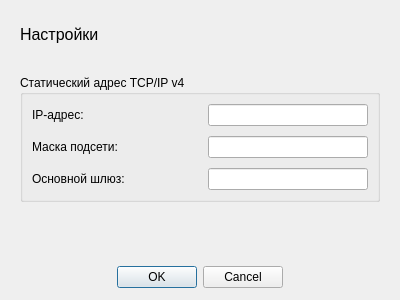
Before: the Qt Designer form tcpip/mainwindow.ui in nayk1982/tcpip, drawn with Qt 5.
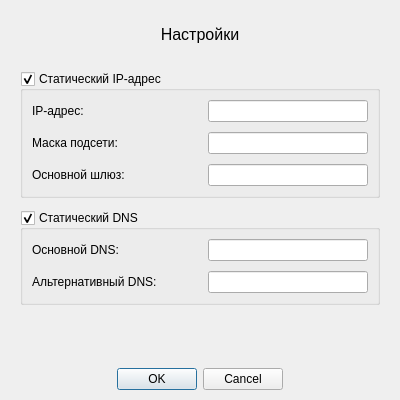
After: the same form once the commit is applied.

What changed in the file:
```diff
--- a/tcpip/mainwindow.ui
+++ b/tcpip/mainwindow.ui
@@ -7,7 +7,7 @@
     <x>0</x>
     <y>0</y>
     <width>400</width>
-    <height>300</height>
+    <height>400</height>
    </rect>
   </property>
   <property name="sizePolicy">
@@ -19,13 +19,13 @@
   <property name="minimumSize">
    <size>
     <width>400</width>
-    <height>300</height>
+    <height>400</height>
    </size>
   </property>
   <property name="maximumSize">
    <size>
     <width>400</width>
-    <height>350</height>
+    <height>400</height>
    </size>
   </property>
   <property name="windowTitle">
@@ -34,7 +34,7 @@
   <widget class="QWidget" name="centralwidget">
    <layout class="QVBoxLayout" name="verticalLayout">
     <property name="spacing">
-     <number>16</number>
+     <number>12</number>
     </property>
     <property name="leftMargin">
      <number>20</number>
@@ -43,7 +43,7 @@
      <number>20</number>
     </property>
     <property name="bottomMargin">
-     <number>12</number>
+     <number>10</number>
     </property>
     <item>
      <widget class="QLabel" name="labelTitle">
@@ -61,6 +61,9 @@
       <property name="text">
        <string>Настройки</string>
       </property>
+      <property name="alignment">
+       <set>Qt::AlignCenter</set>
+      </property>
      </widget>
     </item>
     <item>
@@ -72,10 +75,13 @@
        </sizepolicy>
       </property>
       <property name="title">
-       <string>Статический адрес TCP/IP v4</string>
+       <string>Статический IP-адрес</string>
       </property>
       <property name="checkable">
-       <bool>false</bool>
+       <bool>true</bool>
+      </property>
+      <property name="checked">
+       <bool>true</bool>
       </property>
       <layout class="QGridLayout" name="gridLayout">
        <property name="verticalSpacing">
@@ -180,6 +186,94 @@
       </layout>
      </widget>
     </item>
+    <item>
+     <widget class="QGroupBox" name="groupBoxDns">
+      <property name="sizePolicy">
+       <sizepolicy hsizetype="Preferred" vsizetype="Minimum">
+        <horstretch>0</horstretch>
+        <verstretch>0</verstretch>
+       </sizepolicy>
+      </property>
+      <property name="title">
+       <string>Статический DNS</string>
+      </property>
+      <property name="checkable">
+       <bool>true</bool>
+      </property>
+      <property name="checked">
+       <bool>true</bool>
+      </property>
+      <layout class="QGridLayout" name="gridLayout_2">
+       <property name="verticalSpacing">
+        <number>10</number>
+       </property>
+       <item row="1" column="0">
+        <widget class="QLabel" name="labelIp_5">
+         <property name="sizePolicy">
+          <sizepolicy hsizetype="Expanding" vsizetype="Preferred">
+           <horstretch>0</horstretch>
+           <verstretch>0</verstretch>
+          </sizepolicy>
+         </property>
+         <property name="text">
+          <string>Альтернативный DNS:</string>
+         </property>
+        </widget>
+       </item>
+       <item row="0" column="1">
+        <widget class="QLineEdit" name="lineEditDns1">
+         <property name="minimumSize">
+          <size>
+           <width>120</width>
+           <height>0</height>
+          </size>
+         </property>
+         <property name="maximumSize">
+          <size>
+           <width>160</width>
+           <height>16777215</height>
+          </size>
+         </property>
+         <property name="maxLength">
+          <number>15</number>
+         </property>
+        </widget>
+       </item>
+       <item row="0" column="0">
+        <widget class="QLabel" name="labelIp_4">
+         <property name="sizePolicy">
+          <sizepolicy hsizetype="Expanding" vsizetype="Preferred">
+           <horstretch>0</horstretch>
+           <verstretch>0</verstretch>
+          </sizepolicy>
+         </property>
+         <property name="text">
+          <string>Основной DNS:</string>
+         </property>
+        </widget>
+       </item>
+       <item row="1" column="1">
+        <widget class="QLineEdit" name="lineEditDns2">
+         <property name="minimumSize">
+          <size>
+           <width>120</width>
+           <height>0</height>
+          </size>
+         </property>
+         <property name="maximumSize">
+          <size>
+           <width>160</width>
+           <height>16777215</height>
+          </size>
+         </property>
+         <property name="maxLength">
+          <number>15</number>
+         </property>
+        </widget>
+       </item>
+      </layout>
+     </widget>
+    </item>
     <item>
      <spacer name="verticalSpacer">
       <property name="orientation">
```
